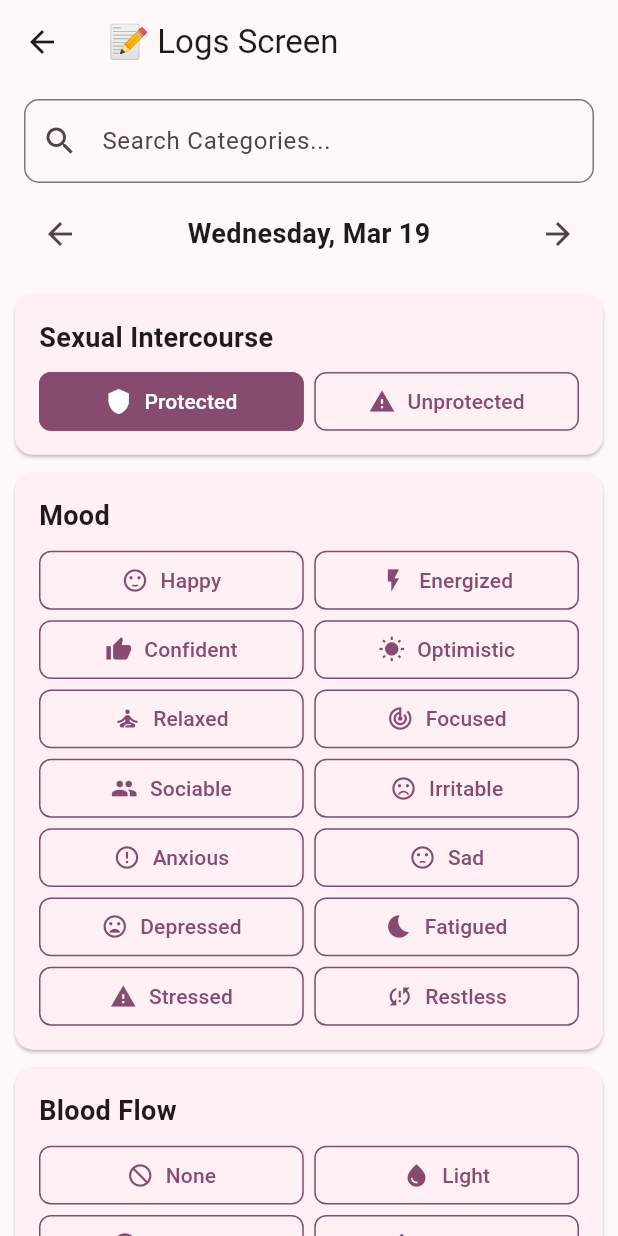
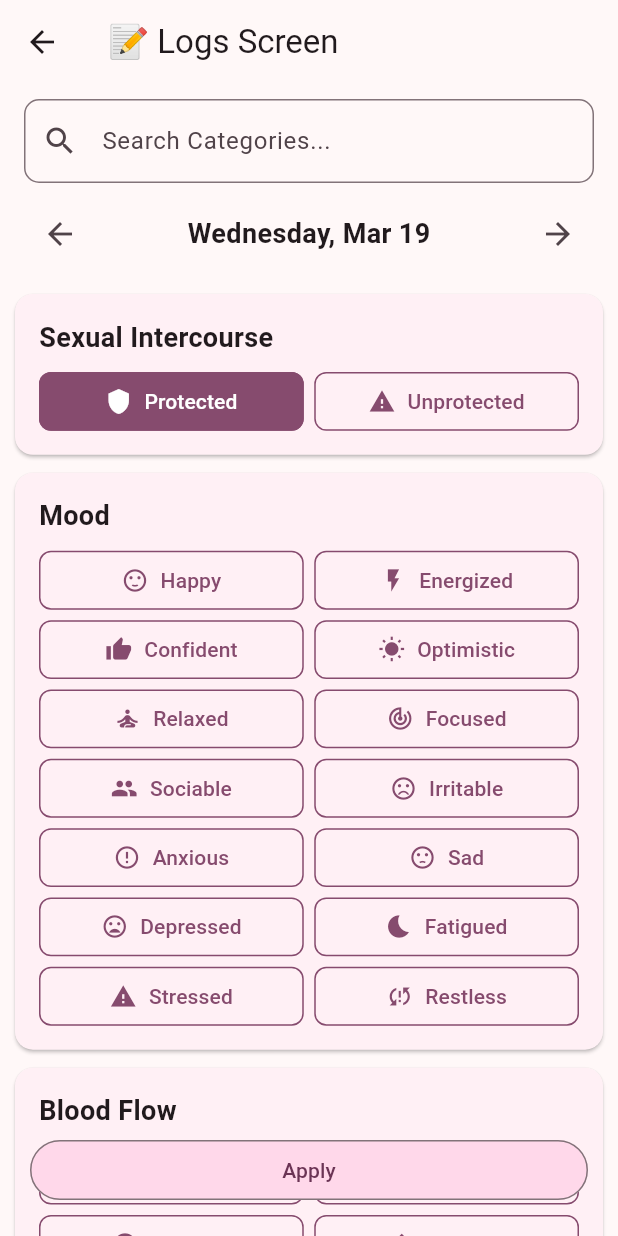
Before and after one commit to Eugene600/ZuriCycle, a Flutter app: the LogsScreen screen opened by its route, after a tap on "Protected", on a phone screen of 412 x 824 dp. Run offline on Flutter 3.47's test engine with Material 3 defaults, Android fonts, the phone set to English and light mode, and no system bars; our stand-ins replace either_dart, fl_chart, flutter_animate, flutter_form_builder, flutter_riverpod, form_builder_validators and 5 more; accounts and stored records are empty; statements that could not run were skipped.

Commit message:
Added an apply button to Logs Screen and ensured the entries at the bottom are not covered by the button

```diff
--- a/lib/features/logs/pages/logs_screen.dart
+++ b/lib/features/logs/pages/logs_screen.dart
@@ -16,6 +16,34 @@ class LogsScreen extends ConsumerStatefulWidget {
 
 class _LogsScreenState extends ConsumerState<LogsScreen> {
   DateTime selectedDate = DateTime.now();
+  late ScrollController _scrollController;
+  bool isAtBottom = false;
+
+  @override
+  void initState() {
+    super.initState();
+    _scrollController = ScrollController();
+    _scrollController.addListener(_checkScrollPosition);
+  }
+
+  @override
+  void dispose() {
+    _scrollController.dispose();
+    super.dispose();
+  }
+
+  void _checkScrollPosition() {
+    if (_scrollController.position.pixels >= _scrollController.position.maxScrollExtent - 50) {
+      // User has scrolled to the bottom
+      setState(() {
+        isAtBottom = true;
+      });
+    } else {
+      setState(() {
+        isAtBottom = false;
+      });
+    }
+  }
 
   void updateDate(int days) {
     setState(() {
@@ -32,6 +60,11 @@ class _LogsScreenState extends ConsumerState<LogsScreen> {
     var theme = Theme.of(context);
 
     String formattedDate = DateFormat('EEEE, MMM d').format(selectedDate);
+
+     final selectedEntries = ref.watch(selectedEntriesProvider);
+
+    bool hasSelectedEntries =
+        selectedEntries.values.any((entries) => entries.isNotEmpty);
 
     final List<Map<String, dynamic>> categories = [
       {
@@ -99,7 +132,10 @@ class _LogsScreenState extends ConsumerState<LogsScreen> {
     ];
 
     return Scaffold(
-      body: CustomScrollView(
+      body: Stack(
+        children: [
+          CustomScrollView(
+            controller: _scrollController,
             slivers: [
               SliverAppBar(
                 leading: IconButton(
@@ -181,10 +217,10 @@ class _LogsScreenState extends ConsumerState<LogsScreen> {
                             physics: const NeverScrollableScrollPhysics(),
                             gridDelegate:
                                 const SliverGridDelegateWithFixedCrossAxisCount(
-                          crossAxisCount: 2, // 2 items per row
-                          childAspectRatio: 4.5, // Adjust for compactness
-                          crossAxisSpacing: 7, // Reduce horizontal spacing
-                          mainAxisSpacing: 7, // Reduce vertical spacing
+                              crossAxisCount: 2,
+                              childAspectRatio: 4.5,
+                              crossAxisSpacing: 7,
+                              mainAxisSpacing: 7,
                             ),
                             itemCount: category["entries"].length,
                             itemBuilder: (context, entryIndex) {
@@ -237,6 +273,26 @@ class _LogsScreenState extends ConsumerState<LogsScreen> {
                   );
                 }, childCount: categories.length),
               ),
+              SliverToBoxAdapter(
+                child: SizedBox(height: hasSelectedEntries ? 40 : 0,),
+              ),
+            ],
+          ),
+          if (hasSelectedEntries)
+            AnimatedPositioned(
+              duration: Duration(milliseconds: 300),
+              curve: Curves.easeOut,
+              bottom: isAtBottom ? 0: 20,
+              left: 20,
+              right: 20,
+              child: OutlinedButton(
+                style: OutlinedButton.styleFrom(backgroundColor: theme.colorScheme.primaryContainer, foregroundColor: theme.colorScheme.onPrimaryContainer, fixedSize: Size(40, 40)),
+                onPressed: () {
+                  // Handle apply action here
+                },
+                child: Text("Apply"),
+              ),
+            ),
         ],
       ),
     );
```
Lines whose indentation alone changed are shown as unchanged.
